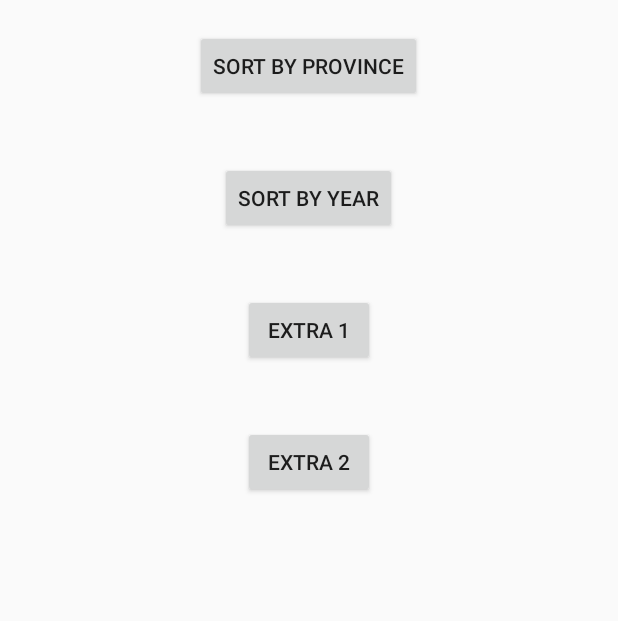
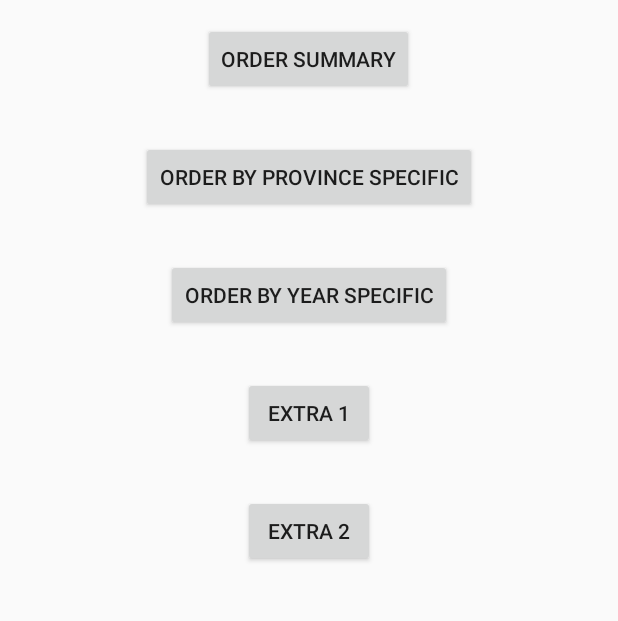
Before and after one commit to RxMz/ShopifyChallenge, an Android app: the screen it shows after launch (MainActivity), on a phone screen of 412 x 824 dp, the part 136-757 px from its top. Run offline under Robolectric (Android 15) with nearby library versions, the phone set to English and light mode, and no system bars; 1 statement that could not run was skipped.

```diff
--- a/app/src/main/AndroidManifest.xml
+++ b/app/src/main/AndroidManifest.xml
@@ -21,6 +21,7 @@
         <activity android:name=".OriginalProblemActivityYear"/>
         <activity android:name=".ExtraOneActivity"/>
         <activity android:name=".ExtraTwoActivity"/>
+        <activity android:name=".OriginalProblem"/>
     </application>
 
 </manifest>
--- a/app/src/main/java/minocha/rishabh/shopifychallenge/MainActivity.java
+++ b/app/src/main/java/minocha/rishabh/shopifychallenge/MainActivity.java
@@ -68,6 +68,16 @@ public class MainActivity extends AppCompatActivity {
             }
         });
 
+        Button checkSummary = (Button)findViewById(R.id.btnOrderSummary);
+        checkSummary.setOnClickListener(new View.OnClickListener() {
+            @Override
+            public void onClick(View view) {
+                Intent i0=new Intent(MainActivity.this,OriginalProblem.class);
+                i0.putExtra("provinceMap",provinceOrders);
+                i0.putExtra("yearMap",yearOrders);
+                startActivity(i0);
+            }
+        });
         Button checkProvinceSummary = (Button) findViewById(R.id.btnProvince);
         checkProvinceSummary.setOnClickListener(new View.OnClickListener() {
             @Override
@@ -93,6 +103,13 @@ public class MainActivity extends AppCompatActivity {
                 Intent i3=new Intent(MainActivity.this,ExtraOneActivity.class);
                 i3.putExtra("listOfOrders", (Serializable) mList);
                 startActivity(i3);
+            }
+        });
+        Button extraTwo = (Button)findViewById(R.id.btnExtra2);
+        extraTwo.setOnClickListener(new View.OnClickListener() {
+            @Override
+            public void onClick(View view) {
+                Toast.makeText(getApplicationContext(),"Couldn't do this on time :(",Toast.LENGTH_LONG).show();
             }
         });
     }
--- a/app/src/main/res/layout/activity_main.xml
+++ b/app/src/main/res/layout/activity_main.xml
@@ -22,25 +22,34 @@
         android:layout_width="wrap_content"
         android:layout_height="wrap_content"
         android:layout_gravity="center"
-        android:layout_margin="20dp"
-        android:id="@+id/btnProvince"
-        android:text="Sort by Province"
+        android:layout_margin="15dp"
+        android:id="@+id/btnOrderSummary"
+        android:text="Order Summary"
         />
 
     <Button
         android:layout_width="wrap_content"
         android:layout_height="wrap_content"
         android:layout_gravity="center"
-        android:layout_margin="20dp"
-        android:id="@+id/btnYear"
-        android:text="Sort by Year"
+        android:layout_margin="15dp"
+        android:id="@+id/btnProvince"
+        android:text="Order by Province Specific"
         />
 
     <Button
         android:layout_width="wrap_content"
         android:layout_height="wrap_content"
         android:layout_gravity="center"
-        android:layout_margin="20dp"
+        android:layout_margin="15dp"
+        android:id="@+id/btnYear"
+        android:text="Order by Year Specific"
+        />
+
+    <Button
+        android:layout_width="wrap_content"
+        android:layout_height="wrap_content"
+        android:layout_gravity="center"
+        android:layout_margin="15dp"
         android:id="@+id/btnExtra1"
         android:text="Extra 1"
         />
@@ -48,7 +57,7 @@
         android:layout_width="wrap_content"
         android:layout_height="wrap_content"
         android:layout_gravity="center"
-        android:layout_margin="20dp"
+        android:layout_margin="15dp"
         android:id="@+id/btnExtra2"
         android:text="Extra 2"
         />
```
Also changed, not shown: app/src/main/java/minocha/rishabh/shopifychallenge/OriginalProblem.java (added, +41 -0 lines), app/src/main/res/layout/activity_original_problem.xml (added, +46 -0 lines), 10 other files.
